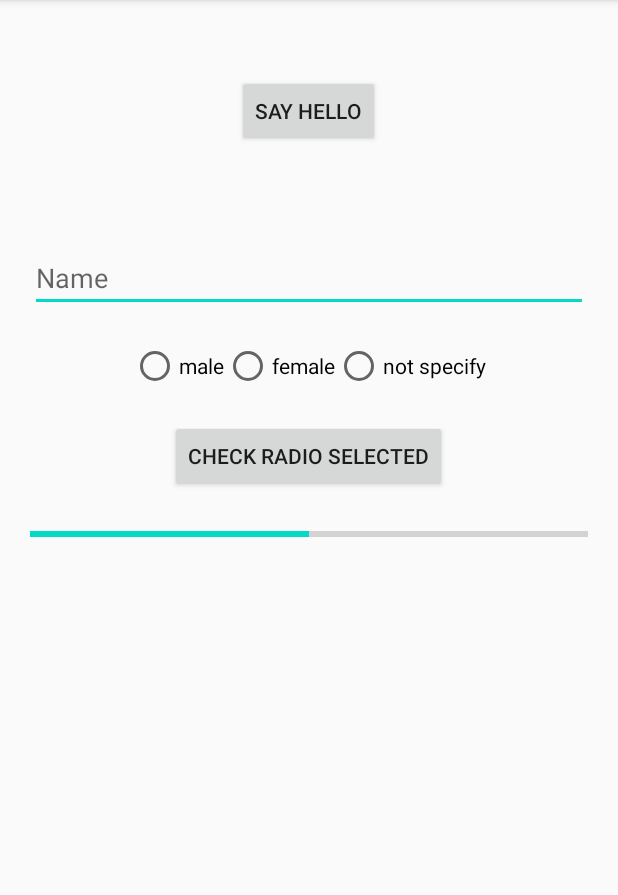
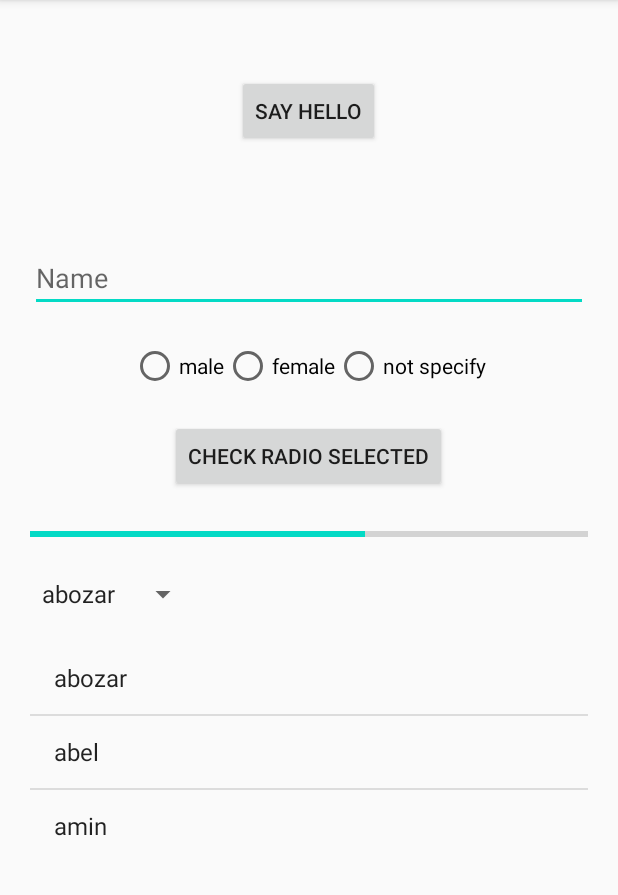
Before and after one commit to JAbozarOid/android_course, an Android app: the screen it shows after launch (BasicUI), on a phone screen of 412 x 824 dp, the part 84-979 px from its top. Run offline under Robolectric (Android 15) with nearby library versions, the phone set to English and light mode, and no system bars.

Commit message:
listview_spinner

```diff
--- a/app/src/main/java/com/aratel/registrationform/userinterface/BasicUI.java
+++ b/app/src/main/java/com/aratel/registrationform/userinterface/BasicUI.java
@@ -4,12 +4,19 @@ import androidx.appcompat.app.AppCompatActivity;
 
 import android.os.Bundle;
 import android.view.View;
+import android.widget.AdapterView;
+import android.widget.ArrayAdapter;
 import android.widget.EditText;
+import android.widget.ListView;
 import android.widget.ProgressBar;
 import android.widget.RadioGroup;
+import android.widget.Spinner;
 import android.widget.TextView;
+import android.widget.Toast;
 
 import com.aratel.registrationform.R;
+
+import java.util.ArrayList;
 
 public class BasicUI extends AppCompatActivity {
 
@@ -17,6 +24,9 @@ public class BasicUI extends AppCompatActivity {
     private RadioGroup rg;
     private EditText editText;
     private ProgressBar progressBar;
+
+    private ListView listView;
+    private Spinner spinner;
 
     @Override
     protected void onCreate(Bundle savedInstanceState) {
@@ -30,6 +40,37 @@ public class BasicUI extends AppCompatActivity {
 
         updateProgressBar();
 
+        // define listview -> for adding items to spinner use like this
+        listView = findViewById(R.id.listview);
+
+        // if we use final for variable or objects we can not change the value of it but we can use the methods or attributes of it
+        final ArrayList<String> names = new ArrayList<>();
+        names.add("abozar");
+        names.add("abel");
+        names.add("amin");
+        ArrayAdapter<String> adapter = new ArrayAdapter<>(this,android.R.layout.simple_list_item_1,names);
+        listView.setAdapter(adapter);
+        listView.setOnItemClickListener(new AdapterView.OnItemClickListener() {
+            @Override
+            public void onItemClick(AdapterView<?> adapterView, View view, int position, long l) {
+                Toast.makeText(BasicUI.this, names.get(position), Toast.LENGTH_SHORT).show();
+            }
+        });
+
+        spinner = findViewById(R.id.spinner);
+        spinner.setAdapter(new ArrayAdapter<String>(this,android.R.layout.simple_spinner_item,names));
+        spinner.setOnItemSelectedListener(new AdapterView.OnItemSelectedListener() {
+            @Override
+            public void onItemSelected(AdapterView<?> adapterView, View view, int position, long l) {
+                Toast.makeText(BasicUI.this, names.get(position), Toast.LENGTH_SHORT).show();
+
+            }
+
+            @Override
+            public void onNothingSelected(AdapterView<?> adapterView) {
+
+            }
+        });
     }
 
     private void updateProgressBar() {
--- a/app/src/main/res/layout/activity_basic_u_i.xml
+++ b/app/src/main/res/layout/activity_basic_u_i.xml
@@ -91,5 +91,20 @@
         android:progress="20"
         android:max="100"
         />
+    <Spinner
+        android:id="@+id/spinner"
+        android:layout_width="wrap_content"
+        android:layout_height="wrap_content"
+        android:layout_below="@+id/progress_bar"
+        android:layout_marginTop="20dp"
+        />
+
+    <ListView
+        android:id="@+id/listview"
+        android:layout_width="wrap_content"
+        android:layout_height="wrap_content"
+        android:layout_below="@+id/spinner"
+        android:layout_marginTop="20dp"
+        />
 
 </RelativeLayout>
```
